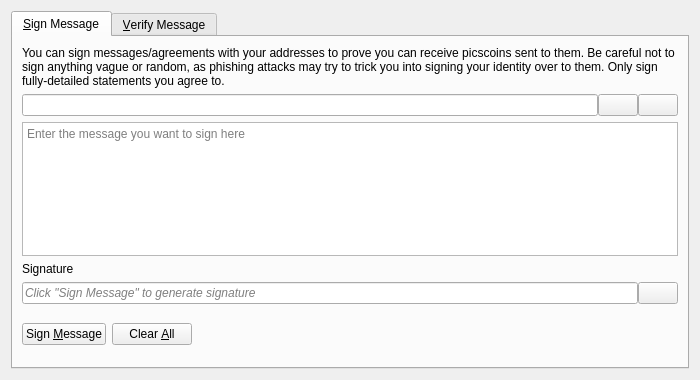
Above: src/qt/forms/signverifymessagedialog.ui from minblock/picscoin before the change. Below: the same form after it.
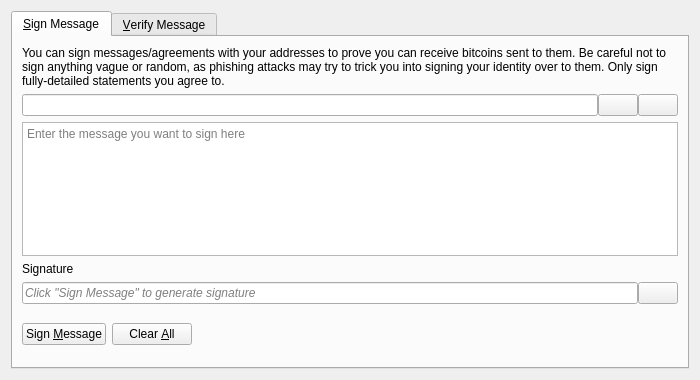
That is the form after the change. Icons and pictures are not drawn. Custom widgets are drawn as their Qt base class.

Patch:
```diff
--- a/src/qt/forms/signverifymessagedialog.ui
+++ b/src/qt/forms/signverifymessagedialog.ui
@@ -30,7 +30,7 @@
        <item>
         <widget class="QLabel" name="infoLabel_SM">
          <property name="text">
-          <string>You can sign messages/agreements with your addresses to prove you can receive picscoins sent to them. Be careful not to sign anything vague or random, as phishing attacks may try to trick you into signing your identity over to them. Only sign fully-detailed statements you agree to.</string>
+          <string>You can sign messages/agreements with your addresses to prove you can receive bitcoins sent to them. Be careful not to sign anything vague or random, as phishing attacks may try to trick you into signing your identity over to them. Only sign fully-detailed statements you agree to.</string>
          </property>
          <property name="textFormat">
           <enum>Qt::PlainText</enum>
```
Left out of the diff: 8 changed lines with no effect on the pictures.
